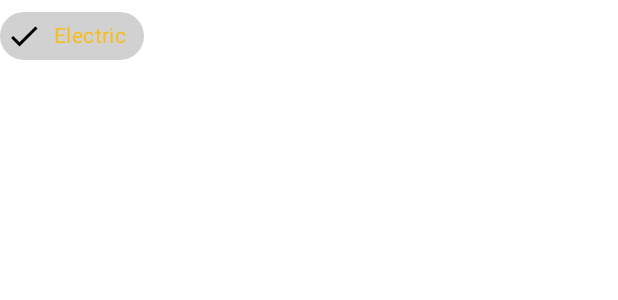
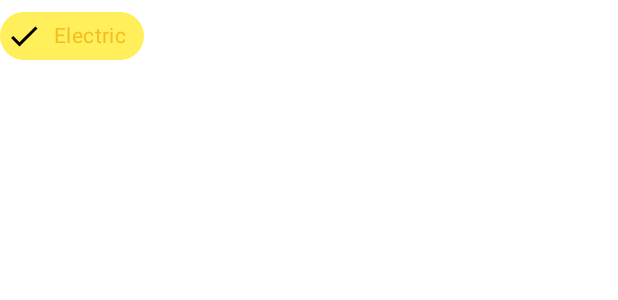
Before and after one commit to lucas-militao/MyPokedex, an Android app: the layout type.xml on its own in the app's theme, with its tools: preview values and no code run, on a phone screen of 412 x 824 dp. Shown: the top 300 px of the screen. Run offline under Robolectric (Android 15) with nearby library versions, the phone set to English and light mode, and no system bars.

Commit message:
Changed chip's background color when selected

```diff
--- a/app/src/main/res/color/selected_highlight.xml
+++ b/app/src/main/res/color/selected_highlight.xml
@@ -1,7 +1,7 @@
 <?xml version="1.0" encoding="utf-8"?>
 <selector xmlns:android="http://schemas.android.com/apk/res/android">
 
-    <item android:alpha="0.18" android:color="?attr/colorOnSurface"/>
-    <item android:color="?attr/colorPrimaryVariant" android:state_selected="true"/>
+    <item android:color="?colorPrimaryVariant" android:state_selected="true"/>
+    <item android:color="?colorOnSurface" android:alpha="0.18"/>
 
 </selector>
```
